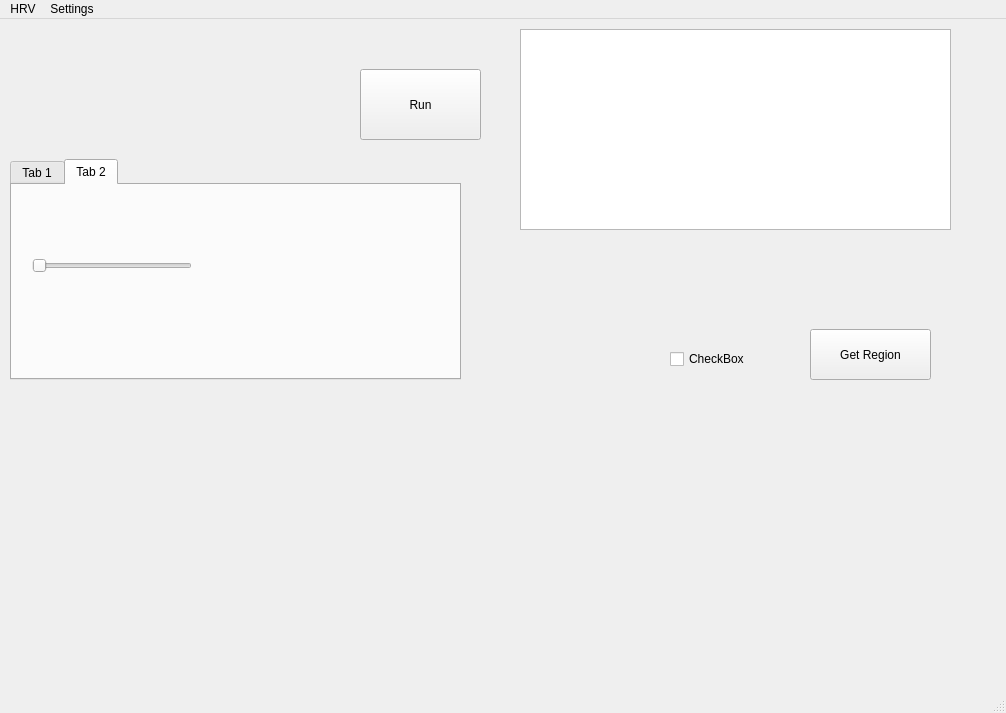
This is form.ui in christianniebling/peak_detector as Qt 5 draws it before an edit. The edited form follows.
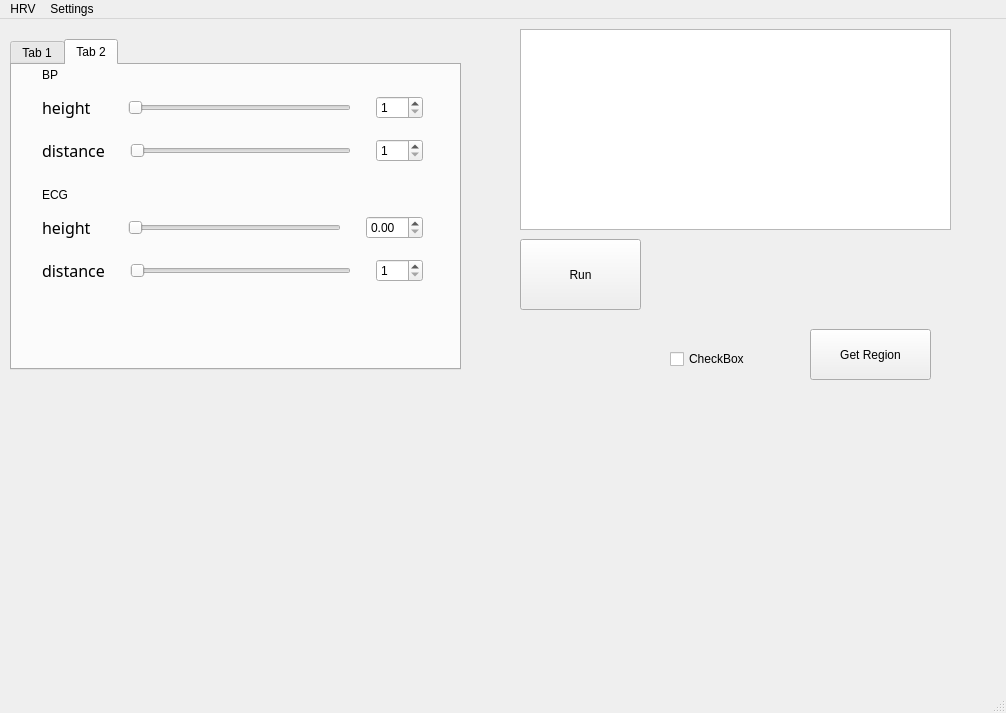
This is the edited form. The open tabs and pages were chosen to show the change. Custom widgets are drawn as their Qt base class.

Commit message: Added sliders and default config vars

Diff of the .ui file:
```diff
--- a/form.ui
+++ b/form.ui
@@ -17,8 +17,8 @@
    <widget class="QPushButton" name="button1">
     <property name="geometry">
      <rect>
-      <x>360</x>
-      <y>50</y>
+      <x>520</x>
+      <y>220</y>
       <width>121</width>
       <height>71</height>
      </rect>
@@ -64,9 +64,9 @@
     <property name="geometry">
      <rect>
       <x>10</x>
-      <y>140</y>
+      <y>20</y>
       <width>451</width>
-      <height>221</height>
+      <height>331</height>
      </rect>
     </property>
     <property name="currentIndex">
@@ -135,18 +135,240 @@
      <attribute name="title">
       <string>Tab 2</string>
      </attribute>
-     <widget class="QSlider" name="horizontalSlider">
+     <widget class="QLabel" name="label_4">
       <property name="geometry">
        <rect>
-        <x>20</x>
+        <x>30</x>
+        <y>0</y>
+        <width>63</width>
+        <height>20</height>
+       </rect>
+      </property>
+      <property name="text">
+       <string>BP</string>
+      </property>
+     </widget>
+     <widget class="QWidget" name="layoutWidget">
+      <property name="geometry">
+       <rect>
+        <x>30</x>
+        <y>147</y>
+        <width>381</width>
+        <height>31</height>
+       </rect>
+      </property>
+      <layout class="QHBoxLayout" name="horizontalLayout_3">
+       <property name="spacing">
+        <number>25</number>
+       </property>
+       <property name="leftMargin">
+        <number>0</number>
+       </property>
+       <item>
+        <widget class="QLabel" name="label_5">
+         <property name="font">
+          <font>
+           <family>Trebuchet MS</family>
+           <pointsize>12</pointsize>
+          </font>
+         </property>
+         <property name="text">
+          <string>height   </string>
+         </property>
+        </widget>
+       </item>
+       <item>
+        <widget class="QSlider" name="slider3">
+         <property name="minimum">
+          <number>1</number>
+         </property>
+         <property name="maximum">
+          <number>100</number>
+         </property>
+         <property name="value">
+          <number>1</number>
+         </property>
+         <property name="orientation">
+          <enum>Qt::Horizontal</enum>
+         </property>
+        </widget>
+       </item>
+       <item>
+        <widget class="QDoubleSpinBox" name="slider3_box"/>
+       </item>
+      </layout>
+     </widget>
+     <widget class="QWidget" name="layoutWidget_2">
+      <property name="geometry">
+       <rect>
+        <x>30</x>
+        <y>190</y>
+        <width>381</width>
+        <height>31</height>
+       </rect>
+      </property>
+      <layout class="QHBoxLayout" name="horizontalLayout_4">
+       <property name="spacing">
+        <number>25</number>
+       </property>
+       <item>
+        <widget class="QLabel" name="label_6">
+         <property name="font">
+          <font>
+           <family>Trebuchet MS</family>
+           <pointsize>12</pointsize>
+          </font>
+         </property>
+         <property name="text">
+          <string>distance</string>
+         </property>
+        </widget>
+       </item>
+       <item>
+        <widget class="QSlider" name="slider4">
+         <property name="minimum">
+          <number>1</number>
+         </property>
+         <property name="maximum">
+          <number>200</number>
+         </property>
+         <property name="orientation">
+          <enum>Qt::Horizontal</enum>
+         </property>
+        </widget>
+       </item>
+       <item>
+        <widget class="QSpinBox" name="slider4_box">
+         <property name="minimum">
+          <number>1</number>
+         </property>
+         <property name="maximum">
+          <number>200</number>
+         </property>
+        </widget>
+       </item>
+      </layout>
+     </widget>
+     <widget class="QLabel" name="label_7">
+      <property name="geometry">
+       <rect>
+        <x>30</x>
+        <y>120</y>
+        <width>63</width>
+        <height>20</height>
+       </rect>
+      </property>
+      <property name="text">
+       <string>ECG</string>
+      </property>
+     </widget>
+     <widget class="QWidget" name="">
+      <property name="geometry">
+       <rect>
+        <x>30</x>
+        <y>27</y>
+        <width>381</width>
+        <height>31</height>
+       </rect>
+      </property>
+      <layout class="QHBoxLayout" name="horizontalLayout">
+       <property name="spacing">
+        <number>25</number>
+       </property>
+       <property name="leftMargin">
+        <number>0</number>
+       </property>
+       <item>
+        <widget class="QLabel" name="label_2">
+         <property name="font">
+          <font>
+           <family>Trebuchet MS</family>
+           <pointsize>12</pointsize>
+          </font>
+         </property>
+         <property name="text">
+          <string>height   </string>
+         </property>
+        </widget>
+       </item>
+       <item>
+        <widget class="QSlider" name="slider1">
+         <property name="minimum">
+          <number>1</number>
+         </property>
+         <property name="maximum">
+          <number>100</number>
+         </property>
+         <property name="value">
+          <number>1</number>
+         </property>
+         <property name="orientation">
+          <enum>Qt::Horizontal</enum>
+         </property>
+        </widget>
+       </item>
+       <item>
+        <widget class="QSpinBox" name="slider1_box">
+         <property name="minimum">
+          <number>1</number>
+         </property>
+         <property name="maximum">
+          <number>100</number>
+         </property>
+        </widget>
+       </item>
+      </layout>
+     </widget>
+     <widget class="QWidget" name="">
+      <property name="geometry">
+       <rect>
+        <x>30</x>
         <y>70</y>
-        <width>160</width>
-        <height>22</height>
+        <width>381</width>
+        <height>31</height>
        </rect>
       </property>
-      <property name="orientation">
-       <enum>Qt::Horizontal</enum>
-      </property>
+      <layout class="QHBoxLayout" name="horizontalLayout_2">
+       <property name="spacing">
+        <number>25</number>
+       </property>
+       <item>
+        <widget class="QLabel" name="label_3">
+         <property name="font">
+          <font>
+           <family>Trebuchet MS</family>
+           <pointsize>12</pointsize>
+          </font>
+         </property>
+         <property name="text">
+          <string>distance</string>
+         </property>
+        </widget>
+       </item>
+       <item>
+        <widget class="QSlider" name="slider2">
+         <property name="minimum">
+          <number>1</number>
+         </property>
+         <property name="maximum">
+          <number>200</number>
+         </property>
+         <property name="orientation">
+          <enum>Qt::Horizontal</enum>
+         </property>
+        </widget>
+       </item>
+       <item>
+        <widget class="QSpinBox" name="slider2_box">
+         <property name="minimum">
+          <number>1</number>
+         </property>
+         <property name="maximum">
+          <number>200</number>
+         </property>
+        </widget>
+       </item>
+      </layout>
      </widget>
     </widget>
    </widget>
@@ -155,7 +377,7 @@
      <rect>
       <x>670</x>
       <y>330</y>
-      <width>76</width>
+      <width>101</width>
       <height>20</height>
      </rect>
     </property>
```
Left out of the diff: 6 changed lines with no effect on the pictures. The commit also changes 5 other files.
